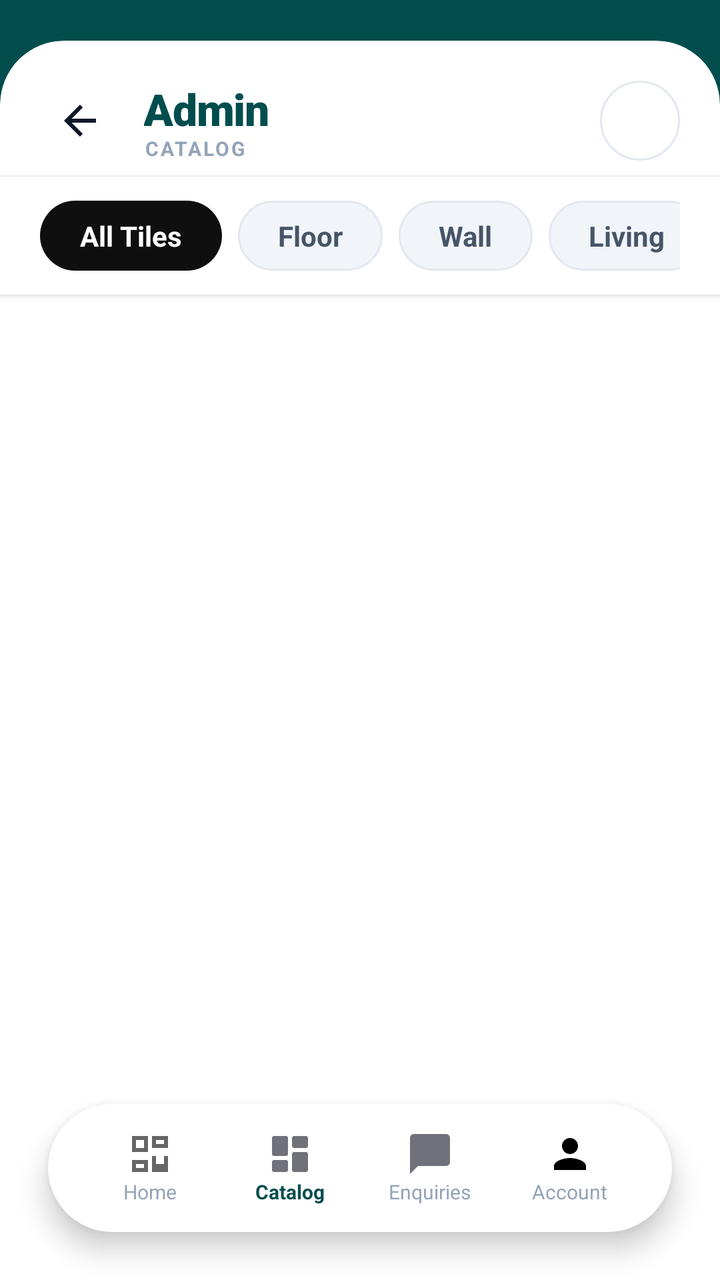
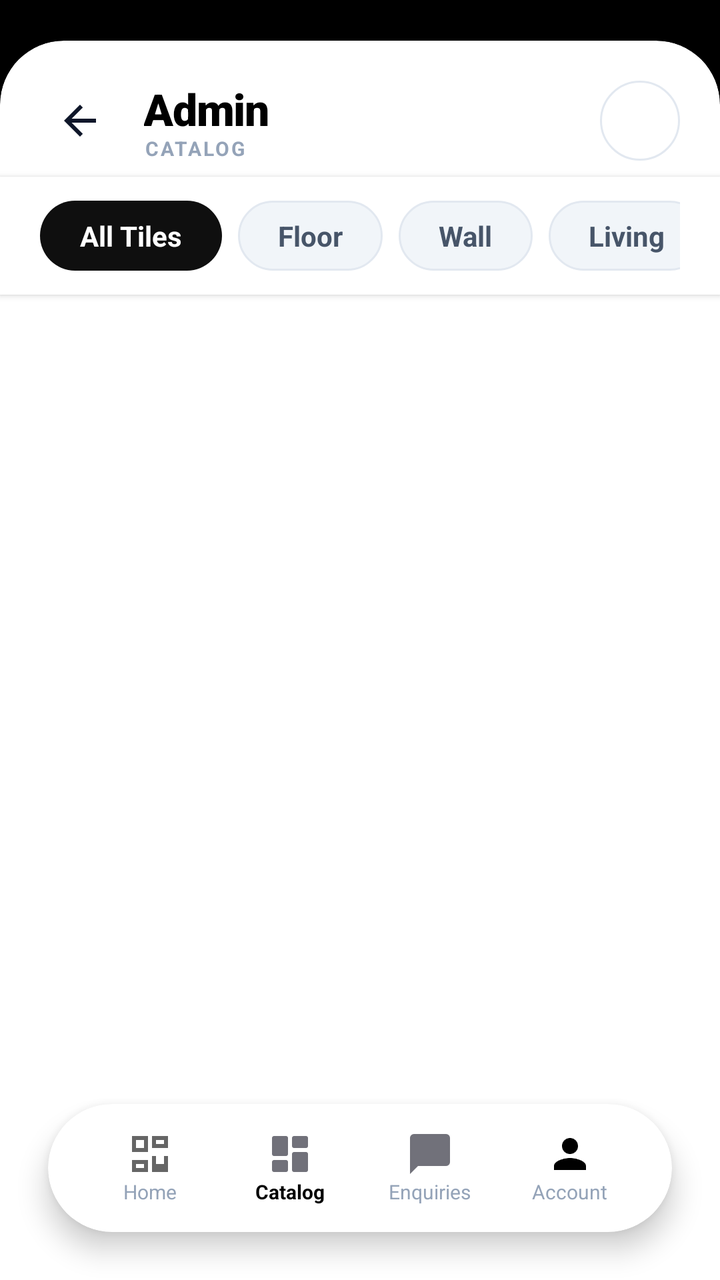

Compare the two renders of this Android layout. The source of the first and the diff that turns it into the second are given below.
<!-- AndroidManifest.xml: activity theme Theme.AppCompat.Light.NoActionBar -->
<!-- res/layout/activity_admin_catalog.xml -->
<?xml version="1.0" encoding="utf-8"?>
<RelativeLayout xmlns:android="http://schemas.android.com/apk/res/android"
    xmlns:app="http://schemas.android.com/apk/res-auto"
    android:layout_width="match_parent"
    android:layout_height="match_parent"
    android:background="@color/white"
    android:fitsSystemWindows="false">

    
    <LinearLayout
        android:id="@+id/header_section"
        android:layout_width="match_parent"
        android:layout_height="80dp"
        android:background="#014d4e"
        android:orientation="vertical" />

    
    <androidx.cardview.widget.CardView
        android:layout_width="match_parent"
        android:layout_height="match_parent"
        android:layout_below="@id/header_section"
        android:layout_marginTop="-60dp"
        app:cardCornerRadius="32dp"
        app:cardElevation="0dp"
        app:cardBackgroundColor="@color/white">

        <LinearLayout
            android:layout_width="match_parent"
            android:layout_height="match_parent"
            android:orientation="vertical"
            android:paddingTop="12dp">

            
            <RelativeLayout
                android:id="@+id/toolbar"
                android:layout_width="match_parent"
                android:layout_height="56dp"
                android:paddingHorizontal="20dp">

                
                <LinearLayout
                    android:id="@+id/titleContainer"
                    android:layout_width="match_parent"
                    android:layout_height="match_parent"
                    android:orientation="horizontal"
                    android:gravity="center_vertical">

                    
                    <ImageView
                        android:id="@+id/btnBack"
                        android:layout_width="40dp"
                        android:layout_height="40dp"
                        android:src="@drawable/ic_arrow_back"
                        app:tint="#014d4e"
                        android:padding="8dp"
                        android:clickable="true"
                        android:focusable="true" />

                    
                    <LinearLayout
                        android:layout_width="0dp"
                        android:layout_height="wrap_content"
                        android:layout_weight="1"
                        android:orientation="vertical"
                        android:layout_marginStart="12dp">

                        <TextView
                            android:layout_width="wrap_content"
                            android:layout_height="wrap_content"
                            android:text="Admin"
                            android:textColor="#014d4e"
                            android:textSize="22sp"
                            android:fontFamily="sans-serif-black"
                            android:letterSpacing="-0.02" />

                        <TextView
                            android:layout_width="wrap_content"
                            android:layout_height="wrap_content"
                            android:text="CATALOG"
                            android:textColor="#94A3B8"
                            android:textSize="10sp"
                            android:textStyle="bold"
                            android:letterSpacing="0.1"
                            android:layout_marginTop="-2dp" />
                    </LinearLayout>

                    
                    <ImageView
                        android:id="@+id/btnSearch"
                        android:layout_width="40dp"
                        android:layout_height="40dp"
                        android:src="@drawable/ic_search"
                        app:tint="#014d4e"
                        android:background="@drawable/bg_circle_icon"
                        android:clickable="true"
                        android:focusable="true" />
                </LinearLayout>

                
                <LinearLayout
                    android:id="@+id/searchContainer"
                    android:layout_width="match_parent"
                    android:layout_height="match_parent"
                    android:orientation="horizontal"
                    android:gravity="center_vertical"
                    android:visibility="gone"
                    android:background="@color/white">

                    <ImageView
                        android:layout_width="40dp"
                        android:layout_height="40dp"
                        android:src="@drawable/ic_search"
                        app:tint="#94A3B8"
                        android:padding="10dp" />

                    <EditText
                        android:id="@+id/etSearch"
                        android:layout_width="0dp"
                        android:layout_height="wrap_content"
                        android:layout_weight="1"
                        android:background="@null"
                        android:hint="Search products..."
                        android:textColor="#1E293B"
                        android:textColorHint="#94A3B8"
                        android:textSize="16sp"
                        android:paddingHorizontal="8dp"
                        android:inputType="text"
                        android:maxLines="1"
                        android:imeOptions="actionSearch" />

                    <ImageView
                        android:id="@+id/btnCloseSearch"
                        android:layout_width="40dp"
                        android:layout_height="40dp"
                        android:src="@drawable/ic_close"
                        app:tint="#014d4e"
                        android:padding="10dp"
                        android:clickable="true"
                        android:focusable="true" />

                </LinearLayout>

            </RelativeLayout>

    
    <HorizontalScrollView
        android:id="@+id/filterTabs"
        android:layout_width="match_parent"
        android:layout_height="wrap_content"
        android:layout_below="@id/toolbar"
        android:background="@color/white"
        android:paddingHorizontal="20dp"
        android:paddingVertical="12dp"
        android:elevation="2dp"
        android:scrollbars="none">

        <LinearLayout
            android:layout_width="wrap_content"
            android:layout_height="wrap_content"
            android:orientation="horizontal">

            
            <LinearLayout
                android:id="@+id/btnAllTiles"
                android:layout_width="wrap_content"
                android:layout_height="wrap_content"
                android:orientation="horizontal"
                android:background="@drawable/bg_filter_active"
                android:paddingHorizontal="20dp"
                android:paddingVertical="8dp"
                android:layout_marginEnd="8dp"
                android:clickable="true"
                android:focusable="true">

                <TextView
                    android:layout_width="wrap_content"
                    android:layout_height="wrap_content"
                    android:text="All Tiles"
                    android:textColor="@color/white"
                    android:textSize="14sp"
                    android:textStyle="bold" />
            </LinearLayout>

            
            <LinearLayout
                android:id="@+id/btnFloor"
                android:layout_width="wrap_content"
                android:layout_height="wrap_content"
                android:orientation="horizontal"
                android:background="@drawable/bg_filter_inactive"
                android:paddingHorizontal="20dp"
                android:paddingVertical="8dp"
                android:layout_marginEnd="8dp"
                android:clickable="true"
                android:focusable="true">

                <TextView
                    android:layout_width="wrap_content"
                    android:layout_height="wrap_content"
                    android:text="Floor"
                    android:textColor="@color/slate_600"
                    android:textSize="14sp"
                    android:textStyle="bold" />
            </LinearLayout>

            
            <LinearLayout
                android:id="@+id/btnWall"
                android:layout_width="wrap_content"
                android:layout_height="wrap_content"
                android:orientation="horizontal"
                android:background="@drawable/bg_filter_inactive"
                android:paddingHorizontal="20dp"
                android:paddingVertical="8dp"
                android:layout_marginEnd="8dp"
                android:clickable="true"
                android:focusable="true">

                <TextView
                    android:layout_width="wrap_content"
                    android:layout_height="wrap_content"
                    android:text="Wall"
                    android:textColor="@color/slate_600"
                    android:textSize="14sp"
                    android:textStyle="bold" />
            </LinearLayout>

            
            <LinearLayout
                android:id="@+id/btnLiving"
                android:layout_width="wrap_content"
                android:layout_height="wrap_content"
                android:orientation="horizontal"
                android:background="@drawable/bg_filter_inactive"
                android:paddingHorizontal="20dp"
                android:paddingVertical="8dp"
                android:layout_marginEnd="8dp"
                android:clickable="true"
                android:focusable="true">

                <TextView
                    android:layout_width="wrap_content"
                    android:layout_height="wrap_content"
                    android:text="Living"
                    android:textColor="@color/slate_600"
                    android:textSize="14sp"
                    android:textStyle="bold" />
            </LinearLayout>

            
            <LinearLayout
                android:id="@+id/btnBathroom"
                android:layout_width="wrap_content"
                android:layout_height="wrap_content"
                android:orientation="horizontal"
                android:background="@drawable/bg_filter_inactive"
                android:paddingHorizontal="20dp"
                android:paddingVertical="8dp"
                android:layout_marginEnd="8dp"
                android:clickable="true"
                android:focusable="true">

                <TextView
                    android:layout_width="wrap_content"
                    android:layout_height="wrap_content"
                    android:text="Bathroom"
                    android:textColor="@color/slate_600"
                    android:textSize="14sp"
                    android:textStyle="bold" />
            </LinearLayout>

            
            <LinearLayout
                android:id="@+id/btnKitchen"
                android:layout_width="wrap_content"
                android:layout_height="wrap_content"
                android:orientation="horizontal"
                android:background="@drawable/bg_filter_inactive"
                android:paddingHorizontal="20dp"
                android:paddingVertical="8dp"
                android:layout_marginEnd="8dp"
                android:clickable="true"
                android:focusable="true">

                <TextView
                    android:layout_width="wrap_content"
                    android:layout_height="wrap_content"
                    android:text="Kitchen"
                    android:textColor="@color/slate_600"
                    android:textSize="14sp"
                    android:textStyle="bold" />
            </LinearLayout>

            
            <LinearLayout
                android:id="@+id/btnBedroom"
                android:layout_width="wrap_content"
                android:layout_height="wrap_content"
                android:orientation="horizontal"
                android:background="@drawable/bg_filter_inactive"
                android:paddingHorizontal="20dp"
                android:paddingVertical="8dp"
                android:clickable="true"
                android:focusable="true">

                <TextView
                    android:layout_width="wrap_content"
                    android:layout_height="wrap_content"
                    android:text="Bedroom"
                    android:textColor="@color/slate_600"
                    android:textSize="14sp"
                    android:textStyle="bold" />
            </LinearLayout>

        </LinearLayout>
    </HorizontalScrollView>

    
    <androidx.recyclerview.widget.RecyclerView
        android:id="@+id/recyclerViewTiles"
        android:layout_width="match_parent"
        android:layout_height="match_parent"
        android:layout_below="@id/filterTabs"
        android:layout_above="@id/bottomNav"
        android:layout_marginBottom="0dp"
        android:clipToPadding="false"
        android:padding="12dp"
        android:scrollbars="vertical" />

    </LinearLayout>
    </androidx.cardview.widget.CardView>

    
    <androidx.cardview.widget.CardView
        android:layout_width="match_parent"
        android:layout_height="64dp"
        android:layout_alignParentBottom="true"
        android:layout_marginHorizontal="24dp"
        android:layout_marginBottom="24dp"
        xmlns:app="http://schemas.android.com/apk/res-auto"
        app:cardCornerRadius="32dp"
        app:cardElevation="8dp"
        app:cardBackgroundColor="@color/white">

        <LinearLayout
            android:layout_width="match_parent"
            android:layout_height="match_parent"
            android:orientation="horizontal"
            android:gravity="center_vertical"
            android:paddingHorizontal="16dp">

            
            <LinearLayout
                android:id="@+id/bottomDashboard"
                android:layout_width="0dp"
                android:layout_height="match_parent"
                android:layout_weight="1"
                android:orientation="vertical"
                android:gravity="center"
                android:clickable="true"
                android:focusable="true"
                android:background="?attr/selectableItemBackgroundBorderless">
                <ImageView
                    android:layout_width="24dp"
                    android:layout_height="24dp"
                    android:src="@drawable/ic_dashboard"
                    app:tint="#94A3B8" />
                <TextView
                    android:layout_width="wrap_content"
                    android:layout_height="wrap_content"
                    android:text="Home"
                    android:textSize="10sp"
                    android:textColor="#94A3B8" />
            </LinearLayout>

            
            <LinearLayout
                android:id="@+id/bottomInventory"
                android:layout_width="0dp"
                android:layout_height="match_parent"
                android:layout_weight="1"
                android:orientation="vertical"
                android:gravity="center"
                android:clickable="true"
                android:focusable="true"
                android:background="?attr/selectableItemBackgroundBorderless">
                <ImageView
                    android:layout_width="24dp"
                    android:layout_height="24dp"
                    android:src="@drawable/ic_category"
                    app:tint="#014d4e" />
                <TextView
                    android:layout_width="wrap_content"
                    android:layout_height="wrap_content"
                    android:text="Catalog"
                    android:textSize="10sp"
                    android:textColor="#014d4e"
                    android:textStyle="bold" />
            </LinearLayout>

            
            <LinearLayout
                android:id="@+id/bottomQuotes"
                android:layout_width="0dp"
                android:layout_height="match_parent"
                android:layout_weight="1"
                android:orientation="vertical"
                android:gravity="center"
                android:clickable="true"
                android:focusable="true"
                android:background="?attr/selectableItemBackgroundBorderless">
                <ImageView
                    android:layout_width="24dp"
                    android:layout_height="24dp"
                    android:src="@drawable/ic_chat"
                    app:tint="#94A3B8" />
                <TextView
                    android:layout_width="wrap_content"
                    android:layout_height="wrap_content"
                    android:text="Enquiries"
                    android:textSize="10sp"
                    android:textColor="#94A3B8" />
            </LinearLayout>

            
            <LinearLayout
                android:id="@+id/bottomAccount"
                android:layout_width="0dp"
                android:layout_height="match_parent"
                android:layout_weight="1"
                android:orientation="vertical"
                android:gravity="center"
                android:clickable="true"
                android:focusable="true"
                android:background="?attr/selectableItemBackgroundBorderless">
                <ImageView
                    android:layout_width="24dp"
                    android:layout_height="24dp"
                    android:src="@drawable/ic_person"
                    app:tint="#94A3B8" />
                <TextView
                    android:layout_width="wrap_content"
                    android:layout_height="wrap_content"
                    android:text="Account"
                    android:textSize="10sp"
                    android:textColor="#94A3B8" />
            </LinearLayout>

        </LinearLayout>
    </androidx.cardview.widget.CardView>

</RelativeLayout>
<!-- resources referenced by this layout -->
<resources>
  <color name="slate_600">#475569</color>
  <color name="white">#FFFFFFFF</color>
  <!-- drawable bg_circle_icon (drawable) -->
  <?xml version="1.0" encoding="utf-8"?>
  <shape xmlns:android="http://schemas.android.com/apk/res/android">
      <solid android:color="@color/white" />
      <corners android:radius="100dp" />
      <stroke android:width="1dp" android:color="@color/slate_200" />
  </shape>
  <!-- drawable bg_filter_active (drawable) -->
  <?xml version="1.0" encoding="utf-8"?>
  <shape xmlns:android="http://schemas.android.com/apk/res/android">
      <solid android:color="@color/primary" />
      <corners android:radius="20dp" />
  </shape>
  <!-- drawable bg_filter_inactive (drawable) -->
  <?xml version="1.0" encoding="utf-8"?>
  <shape xmlns:android="http://schemas.android.com/apk/res/android">
      <solid android:color="@color/slate_100" />
      <stroke android:width="1dp" android:color="@color/slate_200" />
      <corners android:radius="20dp" />
  </shape>
  <!-- drawable ic_arrow_back (drawable) -->
  <?xml version="1.0" encoding="utf-8"?>
  <vector xmlns:android="http://schemas.android.com/apk/res/android"
      android:width="24dp"
      android:height="24dp"
      android:viewportWidth="24"
      android:viewportHeight="24"
      android:tint="@color/slate_900">
      <path
          android:fillColor="@android:color/white"
          android:pathData="M20,11H7.83l5.59,-5.59L12,4l-8,8 8,8 1.41,-1.41L7.83,13H20v-2z"/>
  </vector>
  <!-- drawable ic_chat (drawable) -->
  <vector xmlns:android="http://schemas.android.com/apk/res/android"
      android:width="24dp"
      android:height="24dp"
      android:viewportWidth="24"
      android:viewportHeight="24">
      <path
          android:fillColor="#71717A"
          android:pathData="M20,2H4c-1.1,0 -2,0.9 -2,2v18l4,-4h14c1.1,0 2,-0.9 2,-2V4c0,-1.1 -0.9,-2 -2,-2z"/>
  </vector>
  <!-- drawable ic_close (drawable) -->
  <?xml version="1.0" encoding="utf-8"?>
  <vector xmlns:android="http://schemas.android.com/apk/res/android"
      android:width="24dp"
      android:height="24dp"
      android:viewportWidth="24"
      android:viewportHeight="24"
      android:tint="@color/slate_600">
      <path
          android:fillColor="@android:color/white"
          android:pathData="M19,6.41L17.59,5 12,10.59 6.41,5 5,6.41 10.59,12 5,17.59 6.41,19 12,13.41 17.59,19 19,17.59 13.41,12z"/>
  </vector>
  <!-- drawable ic_dashboard (drawable) -->
  <?xml version="1.0" encoding="utf-8"?>
  <vector xmlns:android="http://schemas.android.com/apk/res/android"
      android:width="24dp"
      android:height="24dp"
      android:viewportWidth="24"
      android:viewportHeight="24"
      android:tint="?attr/colorControlNormal">
      <path
          android:fillColor="@android:color/white"
          android:pathData="M19,5v2h-4L15,5h4M9,5v4L5,9L5,5h4M19,13v4h-4v-4h4M9,17v2L5,19v-2h4M21,3h-8v6h8L21,3zM11,3L3,3v8h8L11,3zM21,13h-8v8h8v-8zM11,15L3,15v6h8v-6z"/>
  </vector>
  <!-- drawable ic_person (drawable) -->
  <vector xmlns:android="http://schemas.android.com/apk/res/android"
      android:width="24dp"
      android:height="24dp"
      android:viewportWidth="24"
      android:viewportHeight="24">
      <path
          android:fillColor="#000000"
          android:pathData="M12,12c2.21,0 4,-1.79 4,-4s-1.79,-4 -4,-4 -4,1.79 -4,4 1.79,4 4,4zM12,14c-2.67,0 -8,1.34 -8,4v2h16v-2c0,-2.66 -5.33,-4 -8,-4z"/>
  </vector>
  <color name="slate_200">#E2E8F0</color>
  <color name="primary">#0F0F0F</color>
  <color name="slate_100">#F1F5F9</color>
  <color name="slate_900">#0F172A</color>
  <!-- unchanged entries left out for length: 2 -->
</resources>

<!-- the commit's change to res/layout/activity_admin_catalog.xml (unified diff, before → after) -->
@@ -11,7 +11,7 @@
         android:id="@+id/header_section"
         android:layout_width="match_parent"
         android:layout_height="80dp"
-        android:background="#014d4e"
+        android:background="#000000"
         android:orientation="vertical" />
 
     
@@ -51,7 +51,7 @@
                         android:layout_width="40dp"
                         android:layout_height="40dp"
                         android:src="@drawable/ic_arrow_back"
-                        app:tint="#014d4e"
+                        app:tint="#000000"
                         android:padding="8dp"
                         android:clickable="true"
                         android:focusable="true" />
@@ -68,7 +68,7 @@
                             android:layout_width="wrap_content"
                             android:layout_height="wrap_content"
                             android:text="Admin"
-                            android:textColor="#014d4e"
+                            android:textColor="#000000"
                             android:textSize="22sp"
                             android:fontFamily="sans-serif-black"
                             android:letterSpacing="-0.02" />
@@ -90,7 +90,7 @@
                         android:layout_width="40dp"
                         android:layout_height="40dp"
                         android:src="@drawable/ic_search"
-                        app:tint="#014d4e"
+                        app:tint="#000000"
                         android:background="@drawable/bg_circle_icon"
                         android:clickable="true"
                         android:focusable="true" />
@@ -133,7 +133,7 @@
                         android:layout_width="40dp"
                         android:layout_height="40dp"
                         android:src="@drawable/ic_close"
-                        app:tint="#014d4e"
+                        app:tint="#000000"
                         android:padding="10dp"
                         android:clickable="true"
                         android:focusable="true" />
@@ -388,13 +388,13 @@
                     android:layout_width="24dp"
                     android:layout_height="24dp"
                     android:src="@drawable/ic_category"
-                    app:tint="#014d4e" />
+                    app:tint="#000000" />
                 <TextView
                     android:layout_width="wrap_content"
                     android:layout_height="wrap_content"
                     android:text="Catalog"
                     android:textSize="10sp"
-                    android:textColor="#014d4e"
+                    android:textColor="#000000"
                     android:textStyle="bold" />
             </LinearLayout>
 
